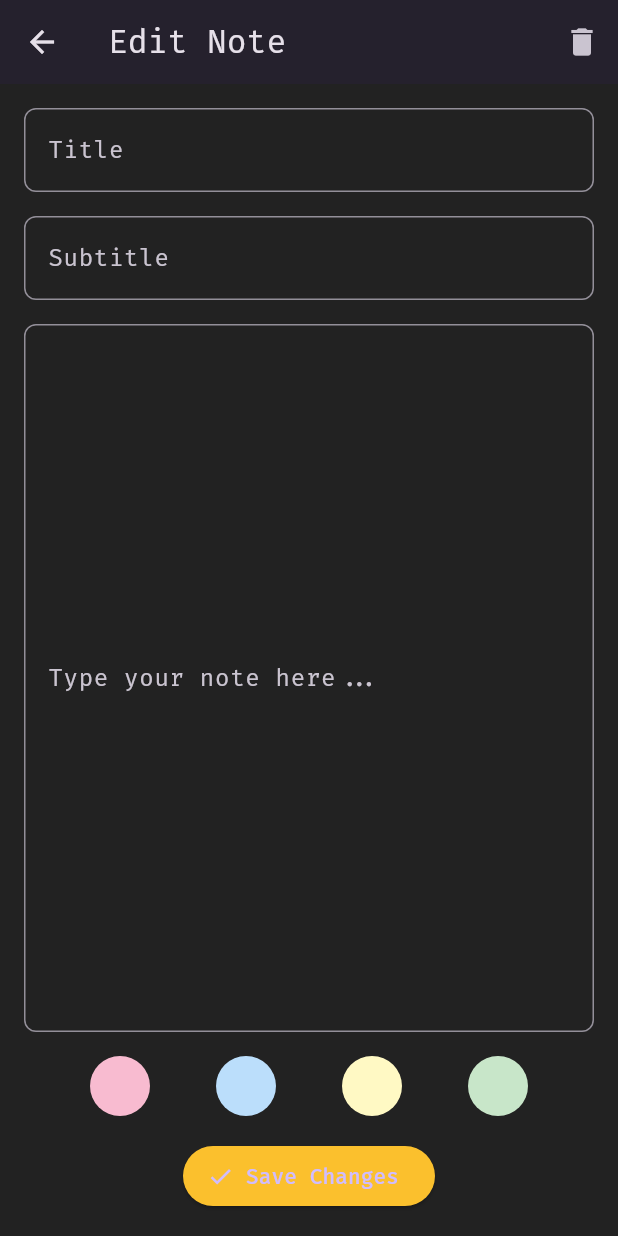
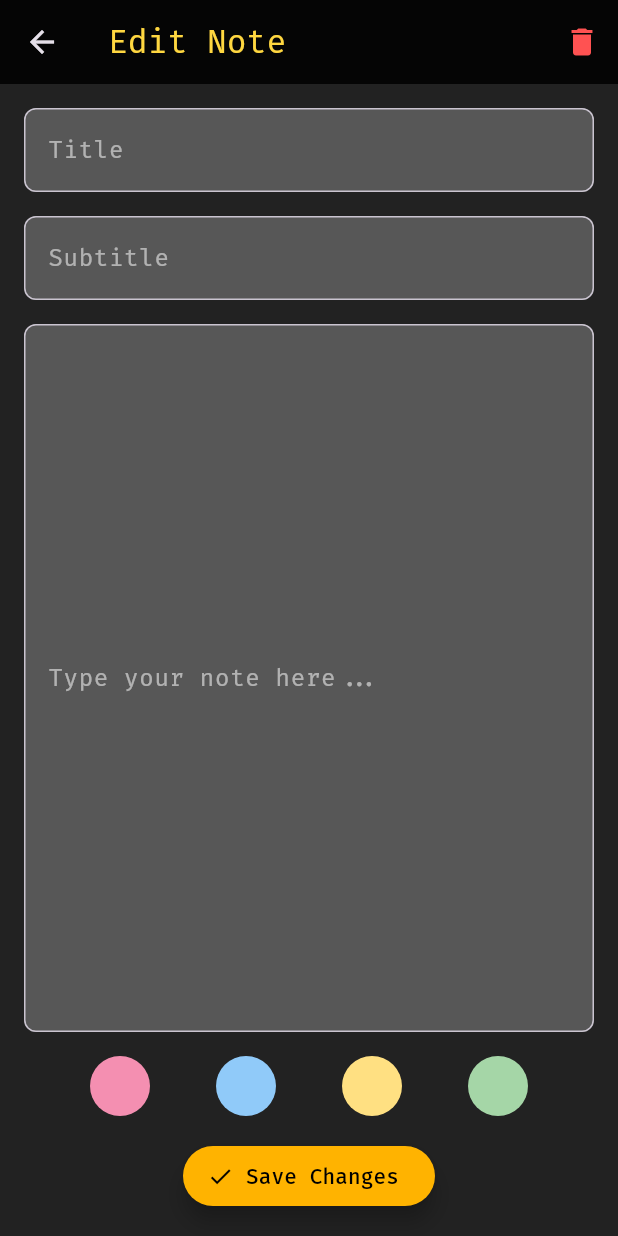
Before and after one commit to tahmid-chowdhury/NoteMe, a Flutter app: the EditNoteScreen screen opened directly with empty values, on a phone screen of 412 x 824 dp. Run offline on Flutter 3.47's test engine with Material 3 defaults, Android fonts, the phone set to English and light mode, and no system bars.

Commit message:
EditNoteScreen custom UI

```diff
--- a/lib/main.dart
+++ b/lib/main.dart
@@ -207,7 +207,7 @@
         title: Text('New Note', style: TextStyle(color: Colors.amberAccent)),
         backgroundColor: Colors.black87,
         leading: IconButton(
-          icon: Icon(Icons.arrow_back, color: Colors.amberAccent),
+          icon: Icon(Icons.arrow_back),
           onPressed: () {
             Navigator.pop(context);
           },
@@ -353,11 +353,11 @@
   Widget build(BuildContext context) {
     return Scaffold(
       appBar: AppBar(
-        title: Text('Edit Note'),
-        elevation: 4,
+        title: Text('Edit Note', style: TextStyle(color: Colors.amberAccent)),
+        backgroundColor: Colors.black87,
         actions: [
           IconButton(
-            icon: Icon(Icons.delete),
+            icon: Icon(Icons.delete, color: Colors.redAccent),
             onPressed: () {
               widget.onDelete();
               Navigator.pop(context);
@@ -371,8 +371,12 @@
           children: [
             TextField(
               controller: titleController,
+              style: TextStyle(color: Colors.white),
               decoration: InputDecoration(
                 hintText: 'Title',
+                hintStyle: TextStyle(color: Colors.white54),
+                filled: true,
+                fillColor: Colors.white24,
                 border: OutlineInputBorder(
                   borderRadius: BorderRadius.circular(8),
                 ),
@@ -381,8 +385,12 @@
             SizedBox(height: 16),
             TextField(
               controller: subtitleController,
+              style: TextStyle(color: Colors.white),
               decoration: InputDecoration(
                 hintText: 'Subtitle',
+                hintStyle: TextStyle(color: Colors.white54),
+                filled: true,
+                fillColor: Colors.white24,
                 border: OutlineInputBorder(
                   borderRadius: BorderRadius.circular(8),
                 ),
@@ -394,8 +402,12 @@
                 controller: contentController,
                 maxLines: null,
                 expands: true,
+                style: TextStyle(color: Colors.white),
                 decoration: InputDecoration(
                   hintText: 'Type your note here...',
+                  hintStyle: TextStyle(color: Colors.white54),
+                  filled: true,
+                  fillColor: Colors.white24,
                   border: OutlineInputBorder(
                     borderRadius: BorderRadius.circular(8),
                   ),
@@ -406,19 +418,20 @@
             Row(
               mainAxisAlignment: MainAxisAlignment.spaceEvenly,
               children: [
-                _colorOption(Colors.pink[100]!),
-                _colorOption(Colors.blue[100]!),
-                _colorOption(Colors.yellow[100]!),
-                _colorOption(Colors.green[100]!),
+                _colorOption(Colors.pink[200]!),
+                _colorOption(Colors.blue[200]!),
+                _colorOption(Colors.amber[200]!),
+                _colorOption(Colors.green[200]!),
               ],
             ),
             SizedBox(height: 16),
             ElevatedButton.icon(
               onPressed: saveChanges,
-              icon: Icon(Icons.done),
-              label: Text('Save Changes'),
+              icon: Icon(Icons.done, color: Colors.black),
+              label: Text('Save Changes', style: TextStyle(color: Colors.black)),
               style: ElevatedButton.styleFrom(
-                backgroundColor: Colors.yellow[700],
+                backgroundColor: Colors.amber[600],
+                elevation: 6,
               ),
             ),
           ],
```
